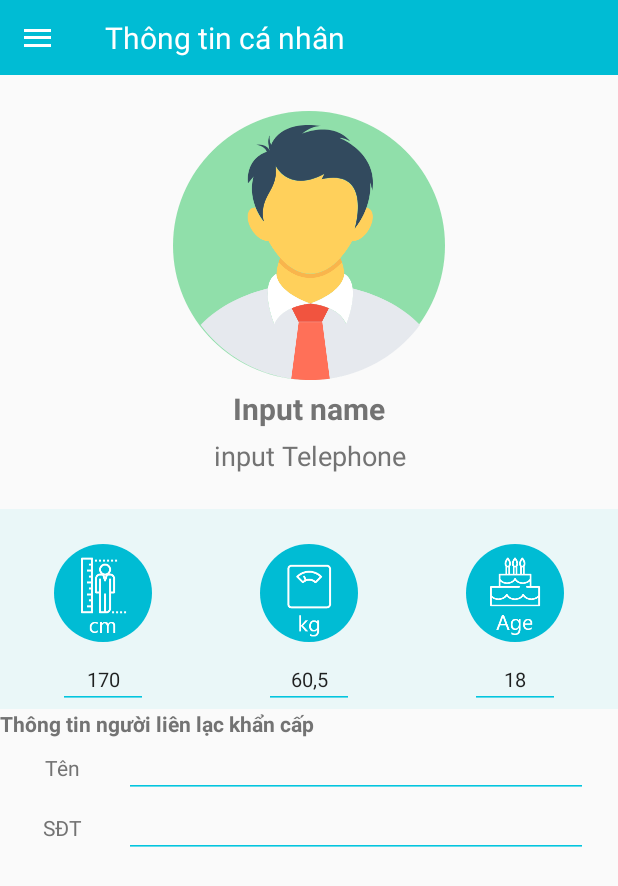
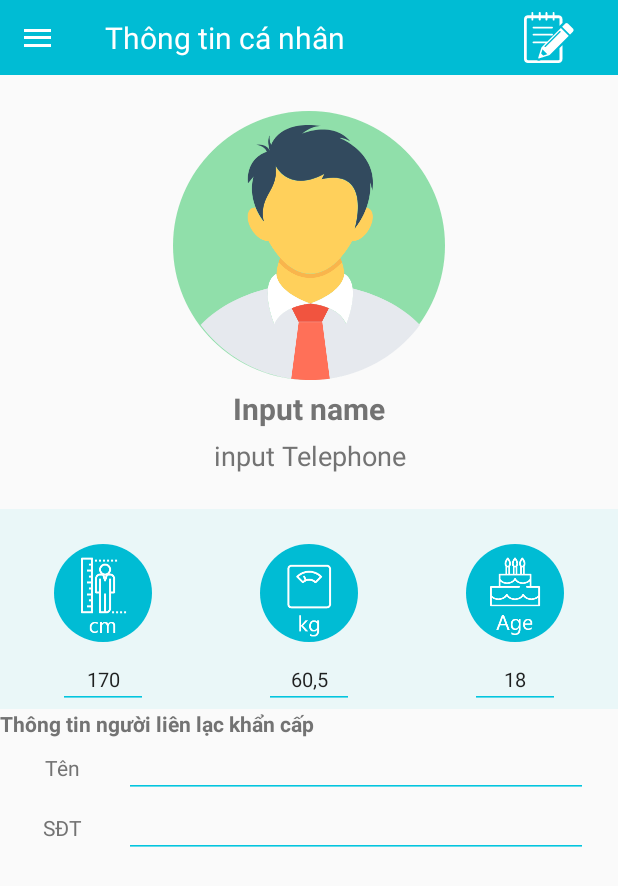
Before and after one commit to anbnguyen/ZaloHackathon, an Android app: the layout activity_userinfo.xml on its own in the app's theme, with its tools: preview values and no code run, on a phone screen of 412 x 824 dp. Shown: the top 886 px of the screen. Run offline under Robolectric (Android 15) with nearby library versions, the phone set to English and light mode, and no system bars.

Commit message:
ad done button

```diff
--- a/ZaloHackathon/app/src/main/res/layout/activity_userinfo.xml
+++ b/ZaloHackathon/app/src/main/res/layout/activity_userinfo.xml
@@ -28,13 +28,21 @@
                     app:srcCompat="@drawable/ic_menu_white"/>
 
                 <TextView
-                    android:layout_width="match_parent"
+                    android:layout_width="250dp"
                     android:layout_height="50dp"
                     android:layout_marginLeft="20dp"
                     android:text="Thông tin cá nhân"
                     android:textSize="20dp"
                     android:textColor="@color/colorWhite"
                     android:gravity="center_vertical" />
+
+                <ImageButton
+                    android:id="@+id/imageButton13"
+                    android:layout_width="50dp"
+                    android:layout_height="50dp"
+                    android:layout_weight="1"
+                    android:background="@android:color/transparent"
+                    app:srcCompat="@drawable/icn_edit" />
             </LinearLayout>
             <ImageButton
                 android:id="@+id/imageButton3"
--- a/ZaloHackathon/app/src/main/res/values/styles.xml
+++ b/ZaloHackathon/app/src/main/res/values/styles.xml
@@ -11,7 +11,7 @@
     <style name="Theme.AppCompat.Light.NoActionBar.FullScreen" parent="@style/Theme.AppCompat.Light.NoActionBar">
         <item name="android:windowNoTitle">true</item>
         <item name="android:windowActionBar">false</item>
-        <item name="android:windowFullscreen">true</item>
+        <item name="android:windowFullscreen">false</item>
         <item name="android:windowContentOverlay">@null</item>
         <item name="colorPrimary">@color/colorPrimary</item>
         <item name="colorPrimaryDark">@color/colorPrimaryDark</item>
```
Also changed, not shown: ZaloHackathon/app/src/main/res/drawable-hdpi/icn_edit.png (added), ZaloHackathon/app/src/main/res/drawable-ldpi/icn_edit.png (added), ZaloHackathon/app/src/main/res/drawable-mdpi/icn_edit.png (added), ZaloHackathon/app/src/main/res/drawable-xhdpi/icn_edit.png (added), ZaloHackathon/app/src/main/res/drawable-xxhdpi/icn_edit.png (added), ZaloHackathon/app/src/main/res/drawable-xxxhdpi/icn_edit.png (added), 1 other file.
